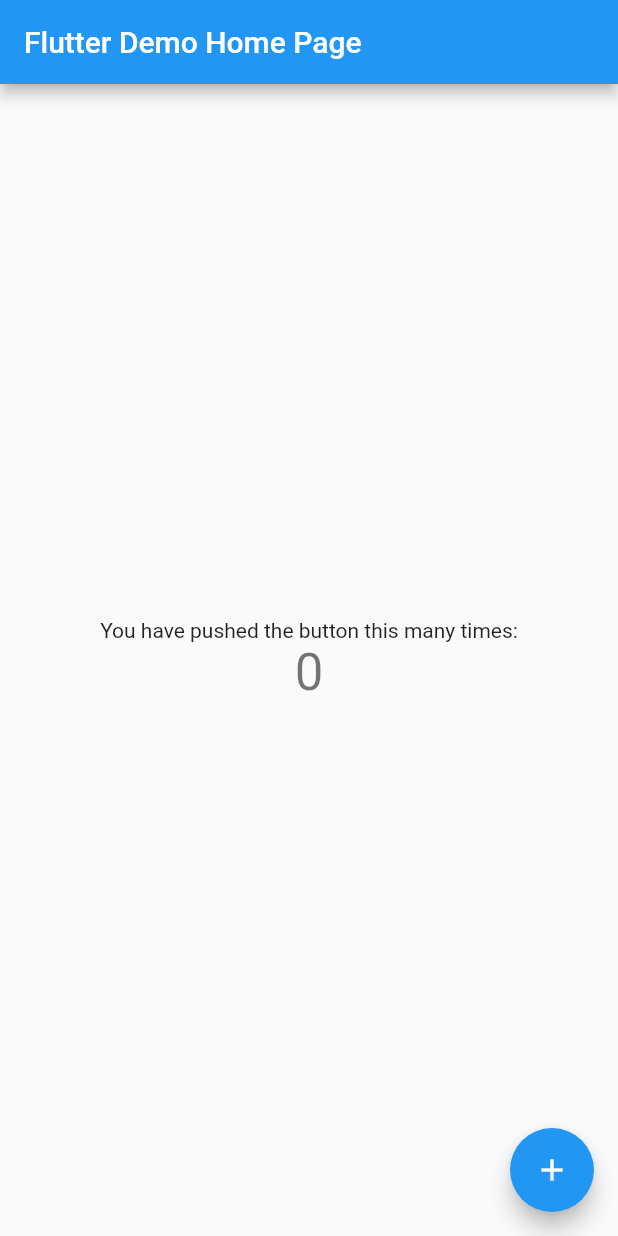
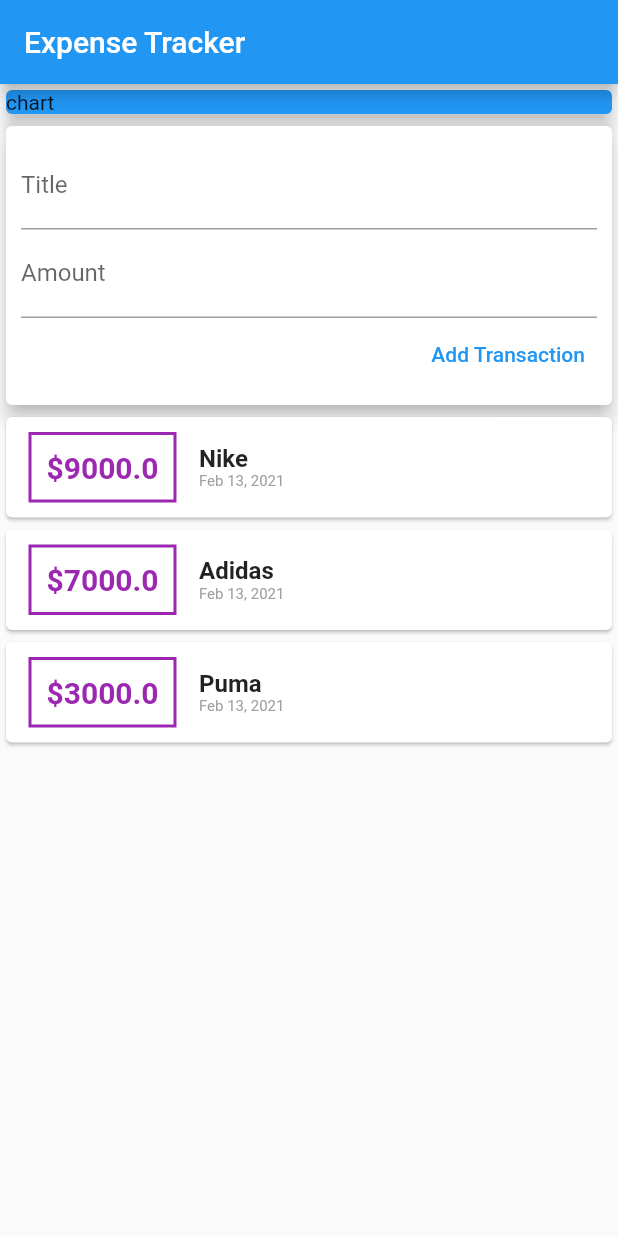
Before and after one commit to Gaphell/flutter-myExpenseTracker, a Flutter app: the screen it shows after launch, on a phone screen of 412 x 824 dp. Run offline on Flutter 3.47's test engine with Material 2 defaults, Android fonts, the phone set to English and light mode, and no system bars.

Commit message:
add transactions

```diff
--- a/lib/main.dart
+++ b/lib/main.dart
@@ -1,113 +1,49 @@
 import 'package:flutter/material.dart';
+import 'package:my_expense_tracker/widgets/user_transaction.dart';
+
 
 void main() {
   runApp(MyApp());
 }
 
 class MyApp extends StatelessWidget {
-  // This widget is the root of your application.
   @override
   Widget build(BuildContext context) {
     return MaterialApp(
       title: 'Flutter Demo',
-      theme: ThemeData(
-        // This is the theme of your application.
-        //
-        // Try running your application with "flutter run". You'll see the
-        // application has a blue toolbar. Then, without quitting the app, try
-        // changing the primarySwatch below to Colors.green and then invoke
-        // "hot reload" (press "r" in the console where you ran "flutter run",
-        // or simply save your changes to "hot reload" in a Flutter IDE).
-        // Notice that the counter didn't reset back to zero; the application
-        // is not restarted.
-        primarySwatch: Colors.blue,
-      ),
-      home: MyHomePage(title: 'Flutter Demo Home Page'),
+      home: MyHomePage(),
     );
   }
 }
 
-class MyHomePage extends StatefulWidget {
-  MyHomePage({Key key, this.title}) : super(key: key);
+class MyHomePage extends StatelessWidget {
 
-  // This widget is the home page of your application. It is stateful, meaning
-  // that it has a State object (defined below) that contains fields that affect
-  // how it looks.
+  // String titleInput;
+  // String amountInput;
 
-  // This class is the configuration for the state. It holds the values (in this
-  // case the title) provided by the parent (in this case the App widget) and
-  // used by the build method of the State. Fields in a Widget subclass are
-  // always marked "final".
-
-  final String title;
-
-  @override
-  _MyHomePageState createState() => _MyHomePageState();
-}
-
-class _MyHomePageState extends State<MyHomePage> {
-  int _counter = 0;
-
-  void _incrementCounter() {
-    setState(() {
-      // This call to setState tells the Flutter framework that something has
-      // changed in this State, which causes it to rerun the build method below
-      // so that the display can reflect the updated values. If we changed
-      // _counter without calling setState(), then the build method would not be
-      // called again, and so nothing would appear to happen.
-      _counter++;
-    });
-  }
 
   @override
   Widget build(BuildContext context) {
-    // This method is rerun every time setState is called, for instance as done
-    // by the _incrementCounter method above.
-    //
-    // The Flutter framework has been optimized to make rerunning build methods
-    // fast, so that you can just rebuild anything that needs updating rather
-    // than having to individually change instances of widgets.
     return Scaffold(
       appBar: AppBar(
-        // Here we take the value from the MyHomePage object that was created by
-        // the App.build method, and use it to set our appbar title.
-        title: Text(widget.title),
+        title: Text('Expense Tracker'),
       ),
-      body: Center(
-        // Center is a layout widget. It takes a single child and positions it
-        // in the middle of the parent.
+      body: SingleChildScrollView(
         child: Column(
-          // Column is also a layout widget. It takes a list of children and
-          // arranges them vertically. By default, it sizes itself to fit its
-          // children horizontally, and tries to be as tall as its parent.
-          //
-          // Invoke "debug painting" (press "p" in the console, choose the
-          // "Toggle Debug Paint" action from the Flutter Inspector in Android
-          // Studio, or the "Toggle Debug Paint" command in Visual Studio Code)
-          // to see the wireframe for each widget.
-          //
-          // Column has various properties to control how it sizes itself and
-          // how it positions its children. Here we use mainAxisAlignment to
-          // center the children vertically; the main axis here is the vertical
-          // axis because Columns are vertical (the cross axis would be
-          // horizontal).
-          mainAxisAlignment: MainAxisAlignment.center,
-          children: <Widget>[
-            Text(
-              'You have pushed the button this many times:',
+        // mainAxisAlignment: MainAxisAlignment.start,
+        crossAxisAlignment: CrossAxisAlignment.center,
+        children: <Widget>[
+          Container(
+            width: double.infinity,
+            child: Card(
+              color: Colors.blue,
+              child: Text('chart'),
+              elevation: 5,
             ),
-            Text(
-              '$_counter',
-              style: Theme.of(context).textTheme.headline4,
-            ),
-          ],
-        ),
-      ),
-      floatingActionButton: FloatingActionButton(
-        onPressed: _incrementCounter,
-        tooltip: 'Increment',
-        child: Icon(Icons.add),
-      ), // This trailing comma makes auto-formatting nicer for build methods.
+          ),
+          UserTransaction(),
+        ],
+      ),)
     );
   }
 }
--- /dev/null
+++ b/lib/models/transaction.dart
@@ -0,0 +1,15 @@
+import 'package:flutter/foundation.dart';
+
+class Transaction {
+  final String id;
+  final String title;
+  final double amount;
+  final DateTime date;
+
+  Transaction({
+    @required this.id,
+    @required this.title,
+    @required this.amount,
+    @required this.date,
+  });
+}
--- /dev/null
+++ b/lib/widgets/new_transaction.dart
@@ -0,0 +1,41 @@
+import 'package:flutter/material.dart';
+
+class NewTransaction extends StatelessWidget {
+  final titleController = TextEditingController();
+  final amountController = TextEditingController();
+  final Function addNewTransaction;
+
+  NewTransaction(this.addNewTransaction);
+
+  @override
+  Widget build(BuildContext context) {
+    return Card(
+      elevation: 5,
+      child: Container(
+        padding: EdgeInsets.all(10),
+        child: Column(
+          crossAxisAlignment: CrossAxisAlignment.end,
+          children: <Widget>[
+            TextField(
+              decoration: InputDecoration(labelText: 'Title'),
+              controller: titleController,
+              // onChanged : (value) => titleInput = value,
+            ),
+            TextField(
+              decoration: InputDecoration(labelText: 'Amount'),
+              controller: amountController,
+              // onChanged: (value) => amountInput = value,
+            ),
+            TextButton(
+              child: Text('Add Transaction'),
+              onPressed: () => addNewTransaction(
+                  titleController.text,
+                  double.parse(amountController.text),
+                ),
+            ),
+          ],
+        ),
+      ),
+    );
+  }
+}
--- /dev/null
+++ b/lib/widgets/transaction_list.dart
@@ -0,0 +1,65 @@
+import 'package:flutter/material.dart';
+import 'package:my_expense_tracker/models/transaction.dart';
+import 'package:intl/intl.dart';
+
+class TransactionList extends StatelessWidget {
+
+  final List<Transaction> transactions;
+
+  TransactionList(this.transactions);
+
+  @override
+  Widget build(BuildContext context) {
+    return Container(
+      height: 500,
+      child: ListView.builder(
+        itemBuilder: (context, index) {
+          return Card(
+            child: Row(
+              children: <Widget>[
+                Container(
+                  margin: EdgeInsets.symmetric(vertical: 10, horizontal: 15),
+                  decoration: BoxDecoration(
+                    border: Border.all(
+                      color: Colors.purple,
+                      width: 2,
+                    ),
+                  ),
+                  padding: EdgeInsets.all(10),
+                  child: Text(
+                    '\$${transactions[index].amount}',
+                    style: TextStyle(
+                      fontWeight: FontWeight.bold,
+                      fontSize: 20,
+                      color: Colors.purple,
+                    ),
+                  ),
+                ),
+                Column(
+                  crossAxisAlignment: CrossAxisAlignment.start,
+                  children: <Widget>[
+                    Text(
+                      transactions[index].title,
+                      style: TextStyle(
+                        fontSize: 16,
+                        fontWeight: FontWeight.bold,
+                      ),
+                    ),
+                    Text(
+                      DateFormat.yMMMd().format(transactions[index].date),
+                      style: TextStyle(
+                        color: Colors.grey,
+                        fontSize: 10,
+                      ),
+                    ),
+                  ],
+                ),
+              ],
+            ),
+          );
+        },
+        itemCount: transactions.length,
+      ),
+    );
+  }
+}
--- /dev/null
+++ b/lib/widgets/user_transaction.dart
@@ -0,0 +1,55 @@
+import 'package:flutter/material.dart';
+import './new_transaction.dart';
+import './transaction_list.dart';
+import '../models/transaction.dart';
+
+class UserTransaction extends StatefulWidget {
+  @override
+  _UserTransaction createState() => _UserTransaction();
+}
+
+class _UserTransaction extends State<UserTransaction> {
+  final List<Transaction> _transactions = [
+    Transaction(
+      id: 'a',
+      title: 'Nike',
+      amount: 9000,
+      date: DateTime.now(),
+    ),
+    Transaction(
+      id: 'b',
+      title: 'Adidas',
+      amount: 7000,
+      date: DateTime.now(),
+    ),
+    Transaction(
+      id: 'c',
+      title: 'Puma',
+      amount: 3000,
+      date: DateTime.now(),
+    ),
+  ];
+
+  void _addNewTransaction(String title, double amount) {
+    final newTransaction = Transaction(
+      id: DateTime.now().toString(),
+      title: title,
+      amount: amount,
+      date: DateTime.now(),
+    );
+
+    setState(() {
+      _transactions.add(newTransaction);
+    });
+  }
+
+  @override
+  Widget build(BuildContext context) {
+    return Column(
+      children: <Widget>[
+        NewTransaction(_addNewTransaction),
+        TransactionList(_transactions),
+      ],
+    );
+  }
+}
--- a/pubspec.yaml
+++ b/pubspec.yaml
@@ -23,7 +23,7 @@
 dependencies:
   flutter:
     sdk: flutter
-
+  intl: ^0.16.1
 
   # The following adds the Cupertino Icons font to your application.
   # Use with the CupertinoIcons class for iOS style icons.
```
Also changed, not shown: pubspec.lock.
